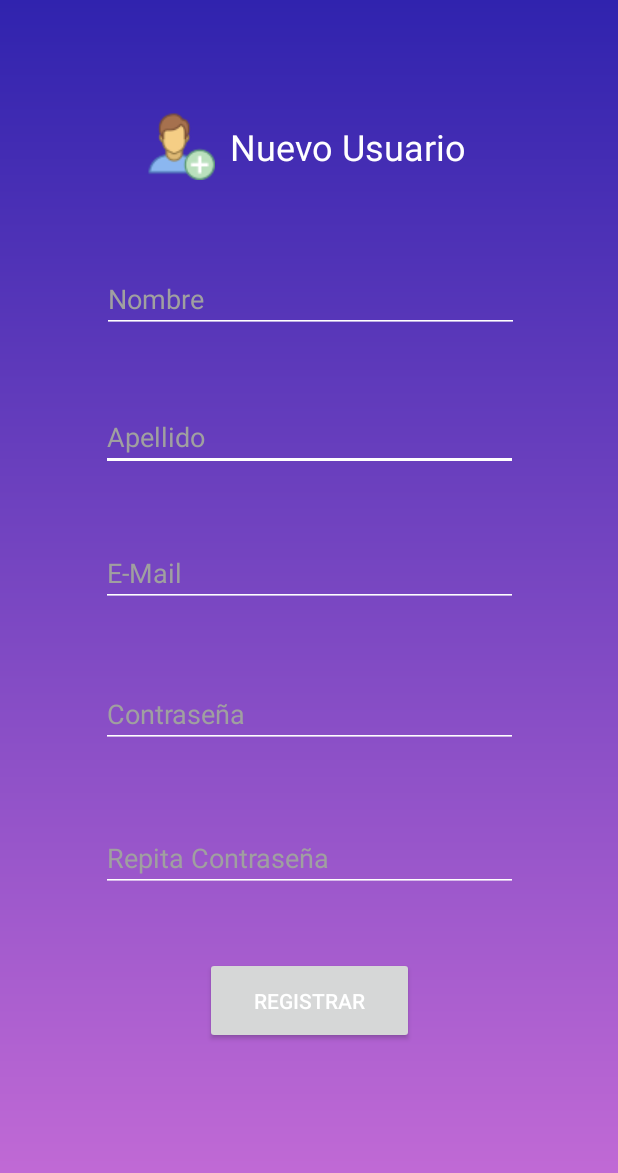
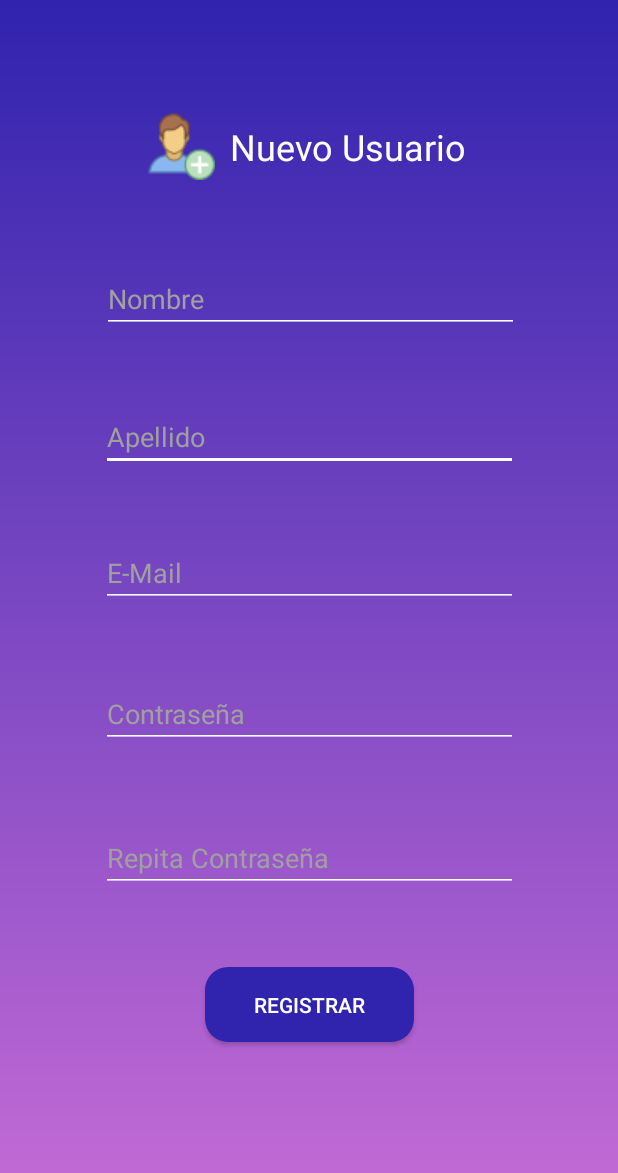
Before and after one commit to marcbryan/SynergyET, an Android app: the SignUpActivity screen opened directly, with no data from a screen before it, on a phone screen of 412 x 824 dp. Shown: the top 1173 px of the screen. Run offline under Robolectric (Android 15) with nearby library versions, the phone set to English and light mode, and no system bars; our stand-ins replace Firebase (no records; nobody signed in at launch, a user with empty details on screens opened directly).

Commit message:
Button color

```diff
--- a/app/src/main/res/drawable/btn_bg.xml
+++ b/app/src/main/res/drawable/btn_bg.xml
@@ -2,13 +2,13 @@
 <shape xmlns:android="http://schemas.android.com/apk/res/android">
 
     <gradient
-        android:startColor="@color/colorWhite"
-        android:endColor="@color/dark_blue"
-        android:angle="180" />
+        android:centerColor="@color/dark_blue"
+        android:startColor="@color/dark_blue"
+        android:endColor="@color/dark_blue"/>
 
     <corners
-        android:bottomRightRadius="30dp"
-        android:bottomLeftRadius="30dp"
-        android:topRightRadius="30dp"
-        android:topLeftRadius="30dp"/>
+        android:bottomRightRadius="15dp"
+        android:bottomLeftRadius="15dp"
+        android:topRightRadius="15dp"
+        android:topLeftRadius="15dp"/>
 </shape>
--- a/app/src/main/res/layout/activity_signup.xml
+++ b/app/src/main/res/layout/activity_signup.xml
@@ -98,13 +98,14 @@
     <Button
         android:id="@+id/btn_register"
         android:layout_width="139dp"
-        android:layout_height="58dp"
+        android:layout_height="50dp"
         android:layout_marginStart="8dp"
         android:layout_marginLeft="8dp"
         android:layout_marginTop="8dp"
         android:layout_marginEnd="8dp"
         android:layout_marginRight="8dp"
         android:layout_marginBottom="8dp"
+        android:background="@drawable/btn_bg"
         android:elevation="50dp"
         android:text="Registrar"
         android:textColor="@color/colorWhite"
```
